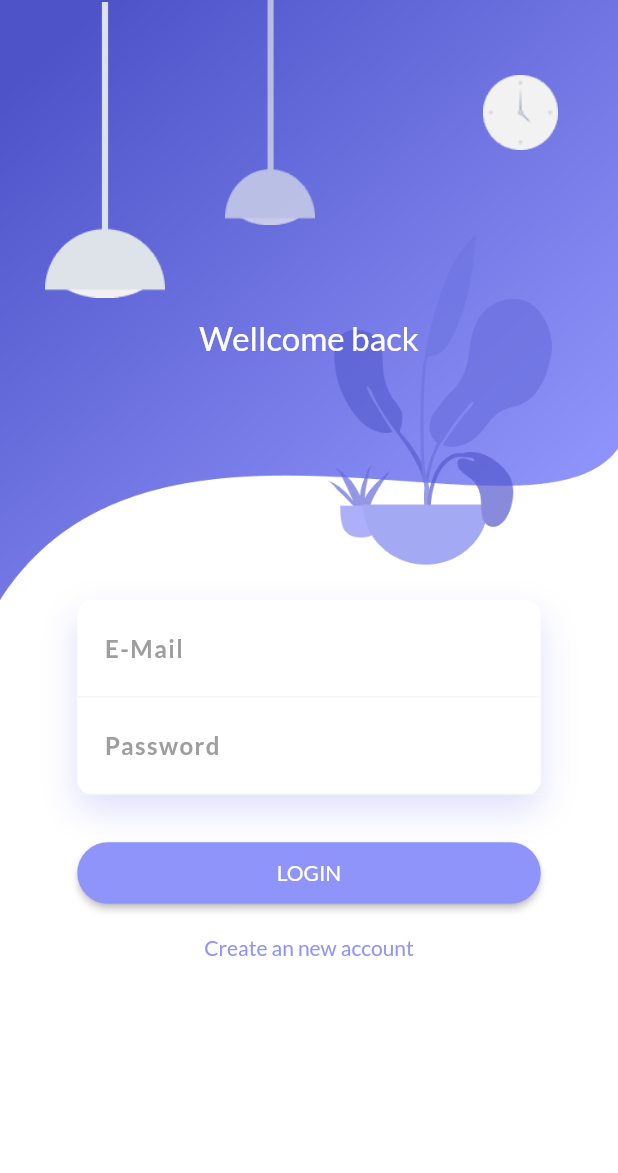
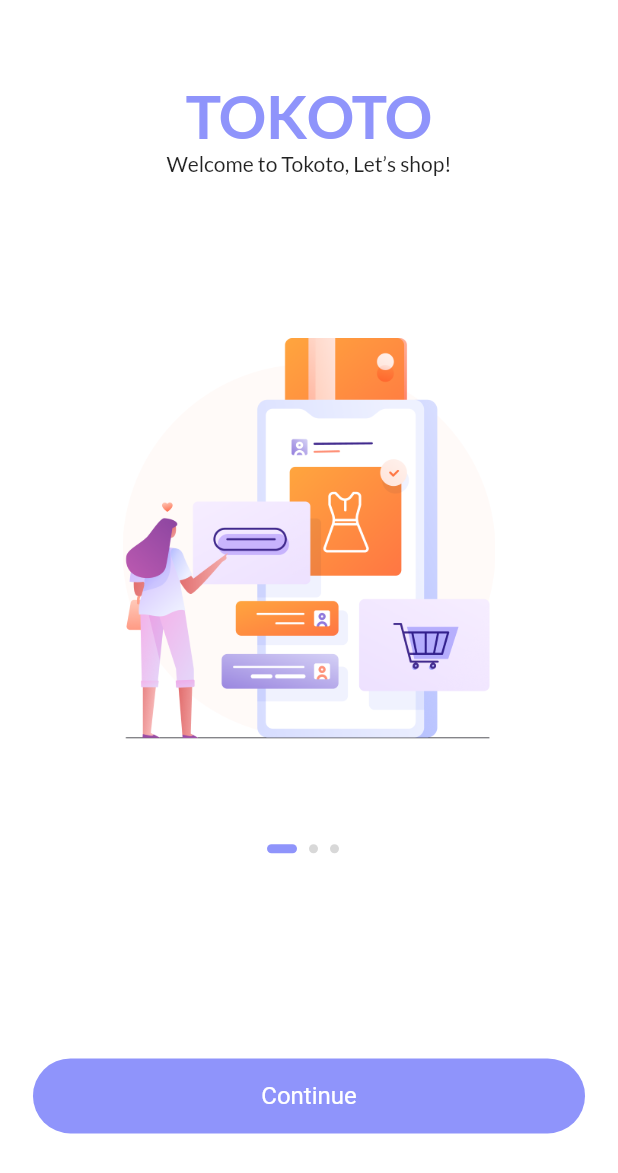
Before and after one commit to phamnguyenphu/flutter_shop_application, a Flutter app: the screen it shows after launch, on a phone screen of 412 x 824 dp. Shown: the top 1173 px of the screen. Run offline on Flutter 3.47's test engine with Material 2 defaults, Android fonts, the phone set to English and light mode, and no system bars; our stand-ins replace sizer.

Commit message:
onboarding screen UI done!
xây dựng giao diện cho màn introduce

```diff
--- a/lib/main.dart
+++ b/lib/main.dart
@@ -7,6 +7,7 @@ import 'package:flutter_shop_application/screens/drawer_screen.dart';
 import 'package:flutter_shop_application/screens/edit_product_screen.dart';
 import 'package:flutter_shop_application/screens/order_screen.dart';
 import 'package:flutter_shop_application/screens/products_overview_screen.dart';
+import 'package:flutter_shop_application/screens/splash/splash_screen.dart';
 import 'package:flutter_shop_application/screens/user_product_screen.dart';
 import 'package:provider/provider.dart';
 import 'package:sizer/sizer.dart';
@@ -91,10 +92,11 @@ class MyApp extends StatelessWidget {
                       ],
                     ),
                   )
-                : AuthenScreen(),
+                : SplashScreen(),
             routes: {
               ProductsOverviewScreen.routeName: (ctx) =>
                   ProductsOverviewScreen(),
+              AuthenScreen.routeName: (ctx) => AuthenScreen(),
               ProductDetailScreen.routeName: (ctx) => ProductDetailScreen(),
               CartScreen.routeName: (ctx) => CartScreen(),
               OrderScreen.routeName: (ctx) => OrderScreen(),
--- /dev/null
+++ b/lib/screens/splash/components/body.dart
@@ -0,0 +1,110 @@
+import 'package:flutter/material.dart';
+import 'package:flutter_shop_application/screens/splash/components/size_config.dart';
+import 'package:flutter_shop_application/screens/splash/components/splashContent.dart';
+
+class Body extends StatefulWidget {
+  @override
+  _BodyState createState() => _BodyState();
+}
+
+class _BodyState extends State<Body> {
+  int currentPage = 0;
+  List<Map<String, String>> splashData = [
+    {
+      "text": "Welcome to Tokoto, Let’s shop!",
+      "image": "assets/images/splash_1.png"
+    },
+    {
+      "text":
+          "We help people conect with store \naround United State of America",
+      "image": "assets/images/splash_2.png"
+    },
+    {
+      "text": "We show the easy way to shop. \nJust stay at home with us",
+      "image": "assets/images/splash_3.png"
+    },
+  ];
+
+  @override
+  Widget build(BuildContext context) {
+    return SafeArea(
+      child: SizedBox(
+        width: double.infinity,
+        child: Column(
+          children: <Widget>[
+            Expanded(
+              flex: 3,
+              child: PageView.builder(
+                onPageChanged: (value) {
+                  setState(() {
+                    currentPage = value;
+                  });
+                },
+                itemCount: splashData.length,
+                itemBuilder: (context, index) => SplashContent(
+                  image: splashData[index]["image"],
+                  text: splashData[index]['text'],
+                ),
+              ),
+            ),
+            Expanded(
+              flex: 2,
+              child: Padding(
+                padding: EdgeInsets.symmetric(
+                    horizontal: getProportionateScreenWidth(20)),
+                child: Column(
+                  children: <Widget>[
+                    Spacer(),
+                    Row(
+                      mainAxisAlignment: MainAxisAlignment.center,
+                      children: List.generate(
+                        splashData.length,
+                        (index) => buildDot(index: index),
+                      ),
+                    ),
+                    Spacer(flex: 2),
+                    SizedBox(
+                      width: double.infinity,
+                      height: 50,
+                      child: TextButton(
+                        child: Text('Continue'),
+
+                        onPressed: () {
+                          Navigator.of(context).pushReplacementNamed('/auth-screen');
+                        },
+                        style: TextButton.styleFrom(
+                          textStyle: TextStyle(fontSize: 16),
+                          backgroundColor: Color.fromRGBO(143, 148, 251, 1),
+                          primary: Colors.white,
+                          shape: RoundedRectangleBorder(
+                            borderRadius: BorderRadius.circular(30),
+                          ),
+                        ),
+                      ),
+                    ),
+                    Spacer(),
+                  ],
+                ),
+              ),
+            ),
+          ],
+        ),
+      ),
+    );
+  }
+
+  AnimatedContainer buildDot({int? index}) {
+    return AnimatedContainer(
+      duration: Duration(milliseconds: 200),
+      margin: EdgeInsets.only(right: 8),
+      height: 6,
+      width: currentPage == index ? 20 : 6,
+      decoration: BoxDecoration(
+        color: currentPage == index
+            ? Color.fromRGBO(143, 148, 251, 1)
+            : Color(0xFFD8D8D8),
+        borderRadius: BorderRadius.circular(3),
+      ),
+    );
+  }
+}
--- /dev/null
+++ b/lib/screens/splash/components/size_config.dart
@@ -0,0 +1,30 @@
+import 'package:flutter/material.dart';
+
+class SizeConfig {
+  static late MediaQueryData _mediaQueryData;
+  static late double screenWidth;
+  static late double screenHeight;
+  static double? defaultSize;
+  static Orientation? orientation;
+
+  void init(BuildContext context) {
+    _mediaQueryData = MediaQuery.of(context);
+    screenWidth = _mediaQueryData.size.width;
+    screenHeight = _mediaQueryData.size.height;
+    orientation = _mediaQueryData.orientation;
+  }
+}
+
+// Get the proportionate height as per screen size
+double getProportionateScreenHeight(double inputHeight) {
+  double screenHeight = SizeConfig.screenHeight;
+  // 812 is the layout height that designer use
+  return (inputHeight / 812.0) * screenHeight;
+}
+
+// Get the proportionate height as per screen size
+double getProportionateScreenWidth(double inputWidth) {
+  double screenWidth = SizeConfig.screenWidth;
+  // 375 is the layout width that designer use
+  return (inputWidth / 375.0) * screenWidth;
+}
--- /dev/null
+++ b/lib/screens/splash/components/splashContent.dart
@@ -0,0 +1,38 @@
+import 'package:flutter/material.dart';
+import 'package:flutter_shop_application/screens/splash/components/size_config.dart';
+
+class SplashContent extends StatelessWidget {
+  const SplashContent({
+    Key? key,
+    this.text,
+    this.image,
+  }) : super(key: key);
+  final String? text, image;
+
+  @override
+  Widget build(BuildContext context) {
+    return Column(
+      children: <Widget>[
+        Spacer(),
+        Text(
+          "TOKOTO",
+          style: TextStyle(
+            fontSize: getProportionateScreenWidth(36),
+            color: Color.fromRGBO(143, 148, 251, 1),
+            fontWeight: FontWeight.bold,
+          ),
+        ),
+        Text(
+          text!,
+          textAlign: TextAlign.center,
+        ),
+        Spacer(flex: 2),
+        Image.asset(
+          image!,
+          height: getProportionateScreenHeight(265),
+          width: getProportionateScreenWidth(235),
+        ),
+      ],
+    );
+  }
+}
--- /dev/null
+++ b/lib/screens/splash/splash_screen.dart
@@ -0,0 +1,14 @@
+import 'package:flutter/material.dart';
+
+import 'components/body.dart';
+import 'components/size_config.dart';
+class SplashScreen extends StatelessWidget {
+  static String routeName = "/splash";
+  @override
+  Widget build(BuildContext context) {
+    SizeConfig().init(context);
+    return Scaffold(
+      body: Body(),
+    );
+  }
+}
```
Also changed, not shown: assets/images/splash_1.png (added), assets/images/splash_2.png (added), assets/images/splash_3.png (added).
